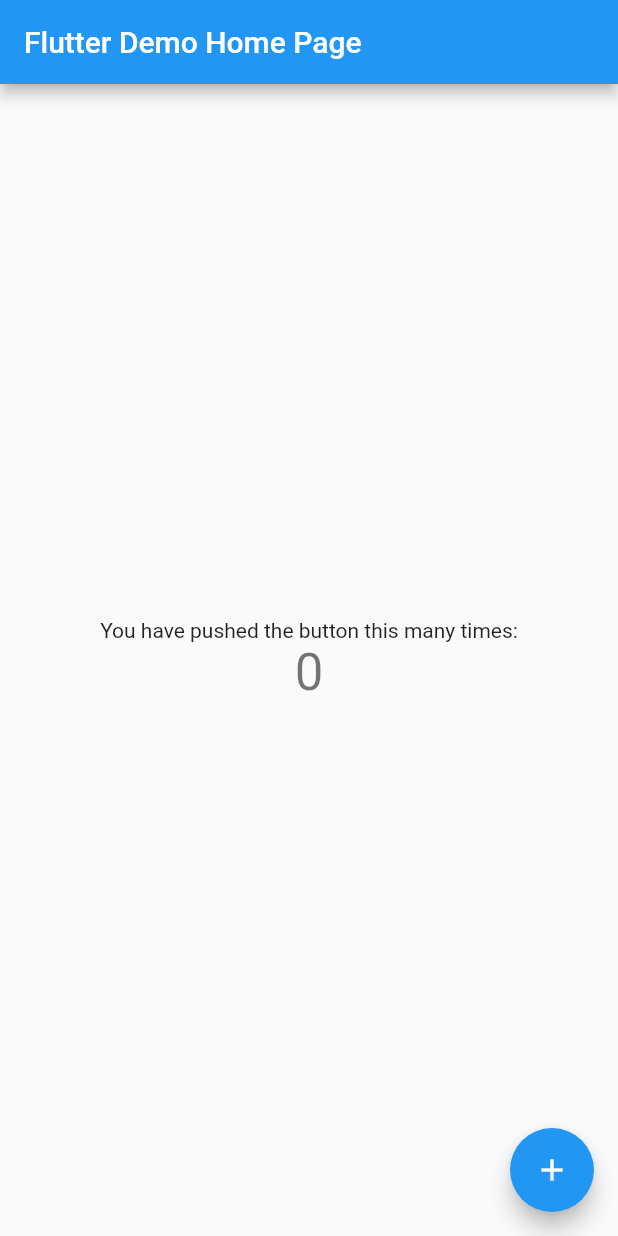
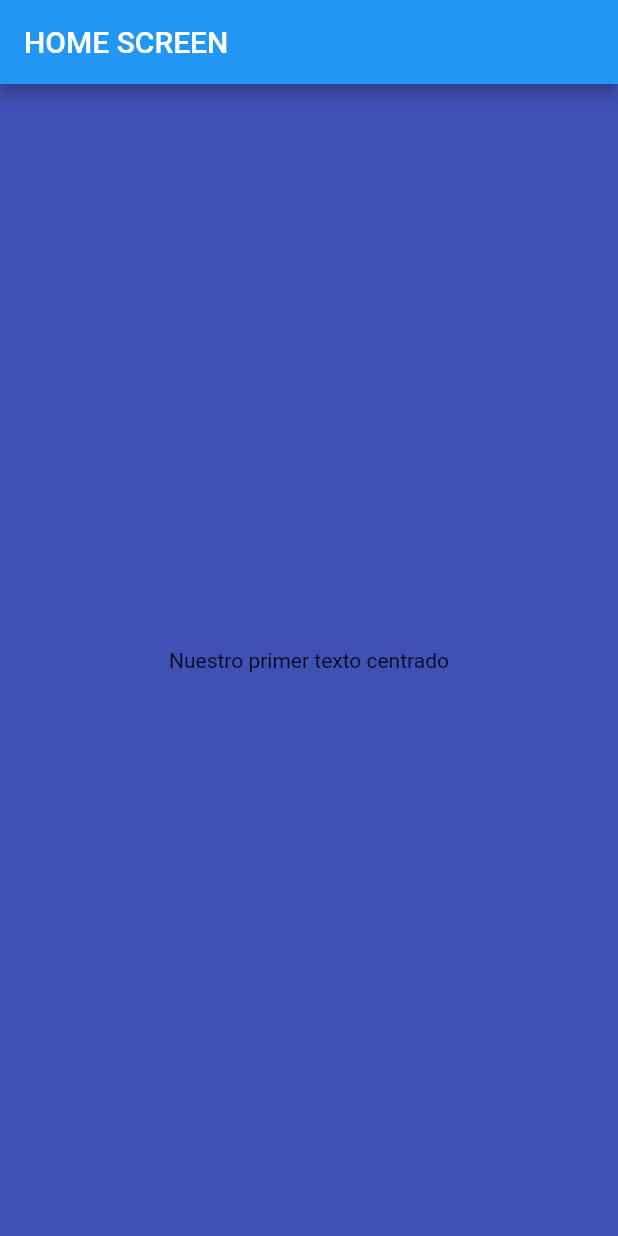
Before and after one commit to SusiMurcia/flutter_application_1, a Flutter app: the screen it shows after launch, on a phone screen of 412 x 824 dp. Run offline on Flutter 3.47's test engine with Material 2 defaults, Android fonts, the phone set to English and light mode, and no system bars.

Commit message:
sin_comentarios

```diff
--- /dev/null
+++ b/lib/Screen/home_screen.dart
@@ -0,0 +1,22 @@
+import 'package:flutter/material.dart';
+
+
+class HomeScreen extends StatelessWidget{
+  const HomeScreen({Key? key}) : super(key: key);
+
+  @override
+  Widget build(BuildContext context) {
+    return Scaffold(
+      backgroundColor: Colors.indigo,
+      appBar: AppBar(
+        title: const Text('HOME SCREEN'),
+      ),
+      body: const Center(
+        child: Text('Nuestro primer texto centrado'),
+      ),
+    );
+
+  }
+
+
+}
--- a/lib/main.dart
+++ b/lib/main.dart
@@ -1,76 +1,26 @@
 import 'package:flutter/material.dart';
-
-void main() {
-  runApp(const MyApp());
-}
-
-class MyApp extends StatelessWidget {
-  const MyApp({Key? key}) : super(key: key);
-
-
-  @override
-  Widget build(BuildContext context) {
-    return MaterialApp(
-      title: 'Flutter Demo',
-      theme: ThemeData(
-
-        primarySwatch: Colors.blue,
-      ),
-      home: const MyHomePage(title: 'Flutter Demo Home Page'),
-    );
-  }
-}
-
-class MyHomePage extends StatefulWidget {
-  const MyHomePage({Key? key, required this.title}) : super(key: key);
+import 'package:flutter_application_1/Screen/home_screen.dart';
 
 
 
-  final String title;
-
-  @override
-  State<MyHomePage> createState() => _MyHomePageState();
+void main () {
+  runApp(MyApp());
 }
 
-class _MyHomePageState extends State<MyHomePage> {
-  int _counter = 0;
+class MyApp extends StatelessWidget{
+  @override
+  Widget build(BuildContext context) {
+    return const MaterialApp(
 
-  void _incrementCounter() {
-    setState(() {
+      title: 'Proyecto movil',
+      debugShowCheckedModeBanner: false,
+      home: HomeScreen()
 
-      _counter++;
-    });
+
+      );
+
+
   }
 
-  @override
-  Widget build(BuildContext context) {
 
-    return Scaffold(
-      appBar: AppBar(
-
-        title: Text(widget.title),
-      ),
-      body: Center(
-
-        child: Column(
-
-          mainAxisAlignment: MainAxisAlignment.center,
-          children: <Widget>[
-            const Text(
-              'You have pushed the button this many times:',
-            ),
-            Text(
-              '$_counter',
-              style: Theme.of(context).textTheme.headline4,
-            ),
-          ],
-        ),
-      ),
-      floatingActionButton: FloatingActionButton(
-        onPressed: _incrementCounter,
-        tooltip: 'Increment',
-        child: const Icon(Icons.add),
-      ),
-    );
-  }
 }
```
